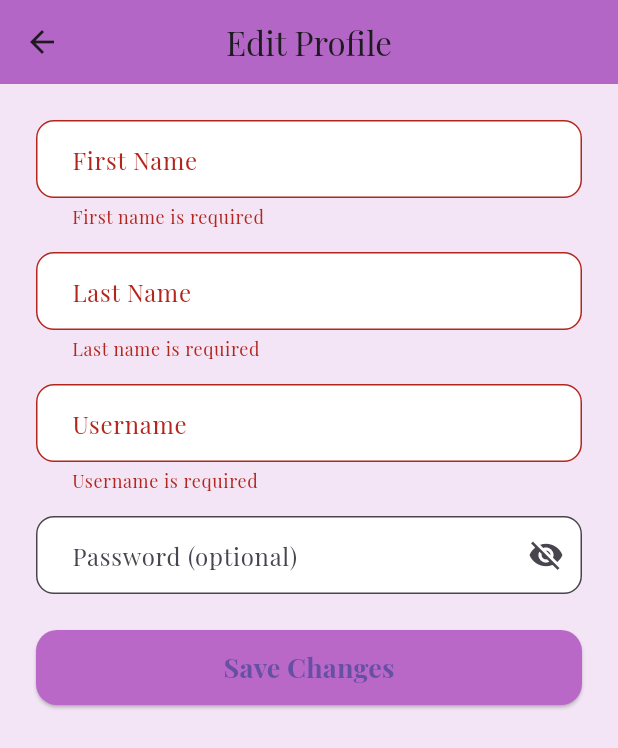
After one commit to YazanMtawej/onestopshop, a Flutter app: the EditProfileView screen opened directly, after a tap on "Save Changes", on a phone screen of 412 x 824 dp. The commit adds this screen. Shown: the top 748 px of the screen. Run offline on Flutter 3.47's test engine with Material 3 defaults, Android fonts, the phone set to English and light mode, and no system bars; our stand-ins replace bloc, cached_network_image, convex_bottom_bar, dartz, device_preview, dio and 13 more; accounts and stored records are empty; network calls fail.

Commit message:
add transaction history and bulild eait profile view

```diff
--- a/lib/features/Home/presentation/views/widgets/product_detaills_view_body.dart
+++ b/lib/features/Home/presentation/views/widgets/product_detaills_view_body.dart
@@ -83,7 +83,7 @@ class ProducDetaillstViewBody extends StatelessWidget {
             ),
 
             Padding(
-              padding: const EdgeInsets.symmetric(horizontal: 120,vertical: 4),
+              padding: const EdgeInsets.symmetric(horizontal: 140,vertical: 4),
               child: PerfumeRating(rate: perfume.rating!),
             ),
             SizedBox(
--- a/lib/features/cart/presentation/views/charge_points_view.dart
+++ b/lib/features/cart/presentation/views/charge_points_view.dart
@@ -46,7 +46,7 @@ class _ChargePointsViewState extends State<ChargePointsView> {
       usernameController.clear();
       amountController.clear();
     } catch (e) {
-      print("Charge error: $e"); // ✅ اطبع أي خطأ يحدث
+      print("Charge error: $e");
       Get.snackbar(
         "Error",
         "Failed to charge points.",
--- a/lib/features/cart/presentation/views/widgets/cart_view_body.dart
+++ b/lib/features/cart/presentation/views/widgets/cart_view_body.dart
@@ -170,7 +170,7 @@ class _CartViewBodyState extends State<CartViewBody> {
                       child: ElevatedButton.icon(
                         onPressed: () async {
                           await payWithPoints(context);
-                           Get.to(() => const TransactionHistoryView());
+                           Get.to(() => const TransactionHistoryView(),duration: kTranstionDuration);
                         },
                         icon: const Icon(Icons.wallet, color: kPrimaryColor),
                         label: const Text(
--- /dev/null
+++ b/lib/features/profile/presentation/views/edit_profile_view.dart
@@ -0,0 +1,166 @@
+import 'package:flutter/material.dart';
+import 'package:get/get.dart';
+import 'package:onestopshop/core/utils/dio_helper.dart';
+
+class EditProfileView extends StatefulWidget {
+  const EditProfileView({super.key});
+
+  @override
+  State<EditProfileView> createState() => _EditProfileViewState();
+}
+
+class _EditProfileViewState extends State<EditProfileView> {
+  final _formKey = GlobalKey<FormState>();
+  final TextEditingController _firstNameCtrl = TextEditingController();
+  final TextEditingController _lastNameCtrl = TextEditingController();
+  final TextEditingController _usernameCtrl = TextEditingController();
+  final TextEditingController _passwordCtrl = TextEditingController();
+
+  bool _isLoading = false;
+  bool _obscurePassword = true;
+
+  @override
+  void initState() {
+    super.initState();
+    _loadCurrentUser();
+  }
+
+  void _loadCurrentUser() async {
+    try {
+      setState(() => _isLoading = true);
+      final response = await DioHelper.dio.get('userinfo/');
+      final data = response.data;
+
+      _firstNameCtrl.text = data['first_name'] ?? '';
+      _lastNameCtrl.text = data['last_name'] ?? '';
+      _usernameCtrl.text = data['username'] ?? '';
+    } catch (e) {
+      Get.snackbar(
+        'Error',
+        'Failed to load user data',
+        backgroundColor: Colors.red.shade300,
+        colorText: Colors.white,
+      );
+    } finally {
+      setState(() => _isLoading = false);
+    }
+  }
+
+  Future<void> _submit() async {
+    if (!_formKey.currentState!.validate()) return;
+
+    setState(() => _isLoading = true);
+
+    try {
+      final response = await DioHelper.dio.put(
+        'userinfo/update/',
+        data: {
+          "first_name": _firstNameCtrl.text.trim(),
+          "last_name": _lastNameCtrl.text.trim(),
+          "username": _usernameCtrl.text.trim(),
+          "password": _passwordCtrl.text.trim(), // Optional
+        },
+      );
+
+      Get.snackbar(
+        'Success',
+        'Profile updated successfully!',
+        backgroundColor: Colors.green.shade300,
+        colorText: Colors.white,
+      );
+    } catch (e) {
+      Get.snackbar(
+        'Error',
+        'Failed to update profile.',
+        backgroundColor: Colors.red.shade300,
+        colorText: Colors.white,
+      );
+    } finally {
+      setState(() => _isLoading = false);
+    }
+  }
+
+  @override
+  Widget build(BuildContext context) {
+    final inputDecoration = InputDecoration(
+      filled: true,
+      fillColor: Colors.white,
+      contentPadding: const EdgeInsets.symmetric(horizontal: 20, vertical: 14),
+      border: OutlineInputBorder(borderRadius: BorderRadius.circular(12)),
+    );
+
+    return Scaffold(
+      backgroundColor: Colors.purple.shade50,
+      appBar: AppBar(
+        title: const Text('Edit Profile'),
+        backgroundColor: Colors.purple.shade300,
+        elevation: 4,
+        centerTitle: true,
+      ),
+      body: _isLoading
+          ? const Center(child: CircularProgressIndicator())
+          : SingleChildScrollView(
+              padding: const EdgeInsets.all(24),
+              child: Form(
+                key: _formKey,
+                child: Column(
+                  children: [
+                    TextFormField(
+                      controller: _firstNameCtrl,
+                      decoration: inputDecoration.copyWith(labelText: 'First Name'),
+                      validator: (value) => (value == null || value.trim().isEmpty)
+                          ? 'First name is required'
+                          : null,
+                    ),
+                    const SizedBox(height: 16),
+                    TextFormField(
+                      controller: _lastNameCtrl,
+                      decoration: inputDecoration.copyWith(labelText: 'Last Name'),
+                      validator: (value) => (value == null || value.trim().isEmpty)
+                          ? 'Last name is required'
+                          : null,
+                    ),
+                    const SizedBox(height: 16),
+                    TextFormField(
+                      controller: _usernameCtrl,
+                      decoration: inputDecoration.copyWith(labelText: 'Username'),
+                      validator: (value) => (value == null || value.trim().isEmpty)
+                          ? 'Username is required'
+                          : null,
+                    ),
+                    const SizedBox(height: 16),
+                    TextFormField(
+                      controller: _passwordCtrl,
+                      decoration: inputDecoration.copyWith(
+                        labelText: 'Password (optional)',
+                        suffixIcon: IconButton(
+                          icon: Icon(
+                            _obscurePassword ? Icons.visibility_off : Icons.visibility,
+                          ),
+                          onPressed: () => setState(() => _obscurePassword = !_obscurePassword),
+                        ),
+                      ),
+                      obscureText: _obscurePassword,
+                    ),
+                    const SizedBox(height: 24),
+                    ElevatedButton(
+                      onPressed: _submit,
+                      style: ElevatedButton.styleFrom(
+                        backgroundColor: Colors.purple.shade300,
+                        minimumSize: const Size.fromHeight(50),
+                        shape: RoundedRectangleBorder(borderRadius: BorderRadius.circular(14)),
+                      ),
+                      child: _isLoading
+                          ? const CircularProgressIndicator(color: Colors.white)
+                          : const Text(
+                              'Save Changes',
+                              style: TextStyle(fontSize: 18, fontWeight: FontWeight.bold),
+                            ),
+                    ),
+                  ],
+                ),
+              ),
+            ),
+    );
+  }
+}
--- a/lib/features/profile/presentation/views/transaction_history_view.dart
+++ b/lib/features/profile/presentation/views/transaction_history_view.dart
@@ -1,5 +1,6 @@
 import 'package:flutter/material.dart';
 import 'package:get/get.dart';
+import 'package:onestopshop/constents.dart';
 import 'package:onestopshop/core/utils/dio_helper.dart';
 import 'package:intl/intl.dart';
 
@@ -38,7 +39,7 @@ class _TransactionHistoryViewState extends State<TransactionHistoryView> {
   @override
   Widget build(BuildContext context) {
     return Scaffold(
-      backgroundColor: Colors.purple.shade50,
+      backgroundColor: kPrimaryColor,
       appBar: AppBar(
         title: const Text("Points History"),
         centerTitle: true,
@@ -77,7 +78,7 @@ class _TransactionHistoryViewState extends State<TransactionHistoryView> {
                           child: ListTile(
                             contentPadding: const EdgeInsets.symmetric(horizontal: 4),
                             leading: CircleAvatar(
-                              backgroundColor: color.withOpacity(0.1),
+                              backgroundColor: color.shade100,
                               child: Icon(icon, color: color, size: 24),
                             ),
                             title: Text(
```
Also changed, not shown: lib/features/Acount/presentation/views/admin_charge_points_page.dart (deleted, +0 -87 lines), lib/features/profile/presentation/view_models/settings_cubit/settings_cubit.dart (+7 -0 lines), lib/features/profile/presentation/views/widgets/settings_view_body.dart (+23 -0 lines).
